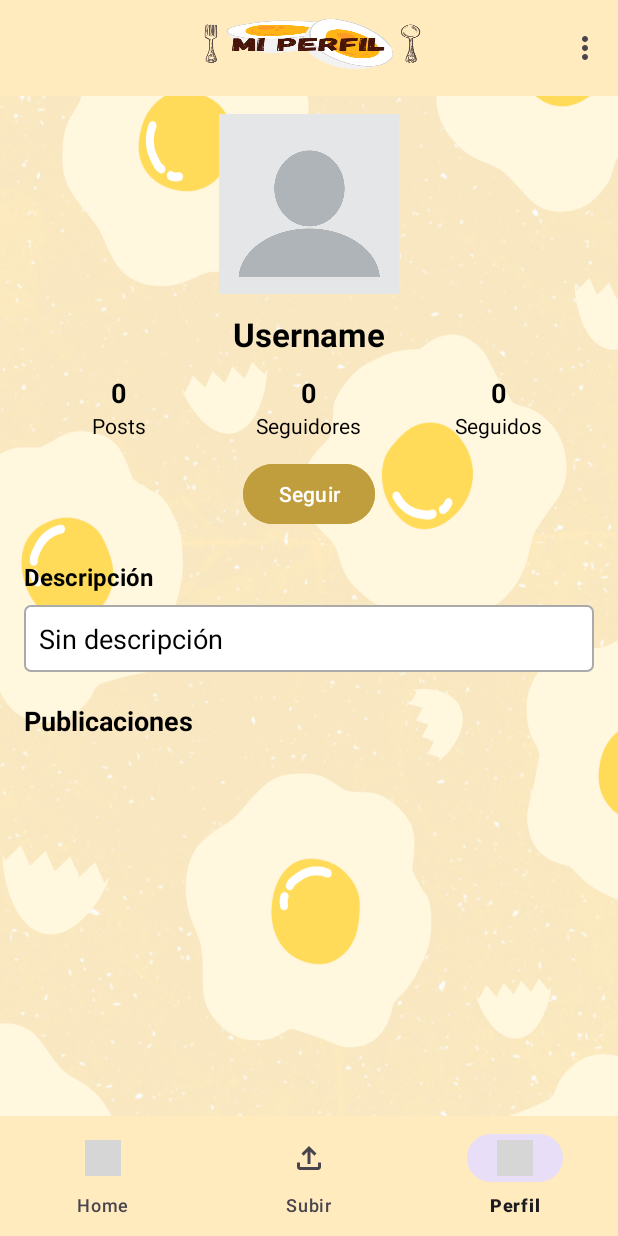
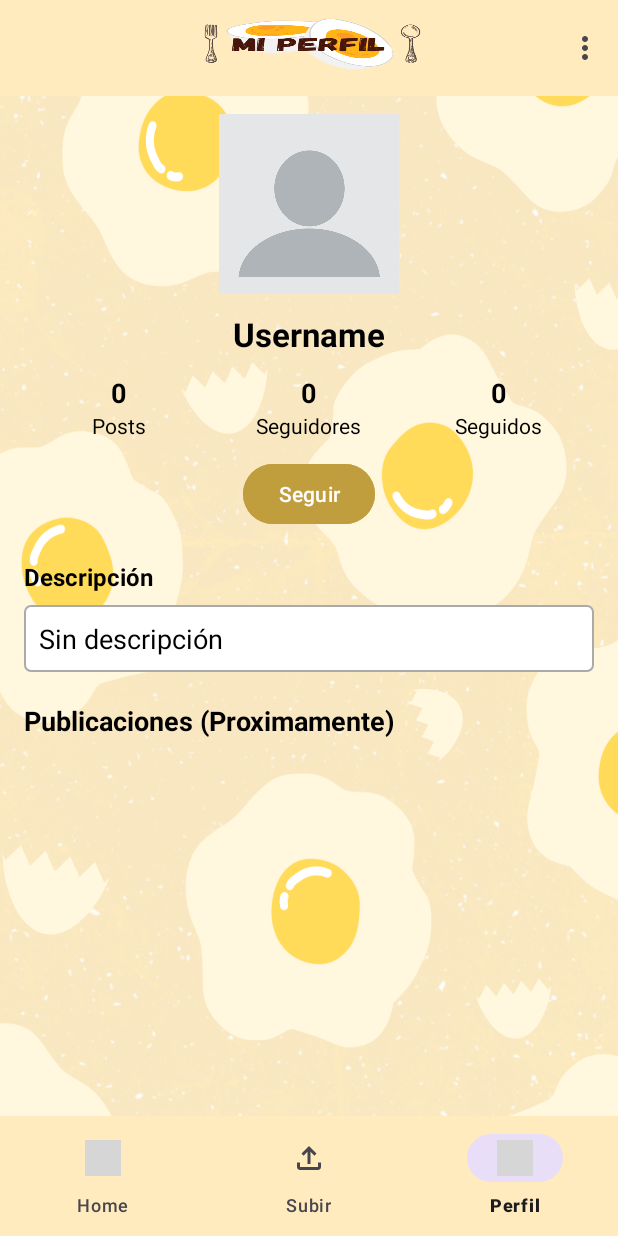
Before and after one commit to AleIb12/KitcheniaSocialNetwork, an Android app: the UserProfileActivity screen opened directly, with no data from a screen before it, on a phone screen of 412 x 824 dp. Run offline under Robolectric (Android 15) with nearby library versions, the phone set to English and light mode, and no system bars; our stand-ins replace Firebase (no records; nobody signed in at launch, a user with empty details on screens opened directly); pictures from the network do not load; Roboto replaces fonts that are not available here; grey boxes are pictures that could not be loaded.

```diff
--- a/app/src/main/res/layout/activity_user.xml
+++ b/app/src/main/res/layout/activity_user.xml
@@ -200,7 +200,7 @@
                 android:id="@+id/tvPublications"
                 android:layout_width="match_parent"
                 android:layout_height="wrap_content"
-                android:text="Publicaciones"
+                android:text="Publicaciones (Proximamente)"
                 android:textSize="18sp"
                 android:textStyle="bold"
                 android:layout_marginTop="20dp"
```
